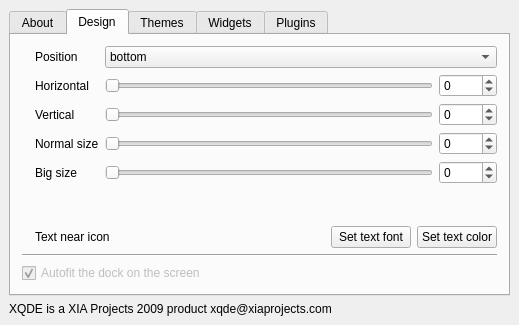
Old version of the form trunk/XQDEUIConfigurator.ui in the repository 4myPAL/xqde.
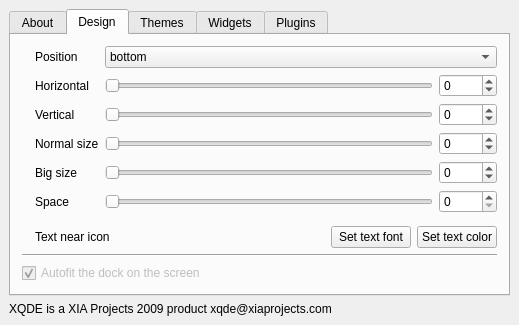
New version of the form. The open tabs and pages were chosen to show the change. Icons and pictures are not drawn.

Commit message: New Space between Icons! To change the space use the Configurator Is still not perfet, now is: Icon-->space|Icon2-->space ToDo in the future: ->spaceIcon->space|->spaceIcon2->space

What changed in the file:
```diff
--- a/trunk/XQDEUIConfigurator.ui
+++ b/trunk/XQDEUIConfigurator.ui
@@ -308,6 +308,26 @@
            </property>
           </widget>
          </item>
+         <item row="5" column="2">
+          <widget class="QSlider" name="space">
+           <property name="minimum">
+            <number>1</number>
+           </property>
+           <property name="orientation">
+            <enum>Qt::Horizontal</enum>
+           </property>
+          </widget>
+         </item>
+         <item row="5" column="1">
+          <widget class="QLabel" name="label_28">
+           <property name="text">
+            <string>Space</string>
+           </property>
+          </widget>
+         </item>
+         <item row="5" column="3">
+          <widget class="QSpinBox" name="spinBox_3"/>
+         </item>
         </layout>
        </item>
        <item row="3" column="0">
```
Left out of the diff: 34 changed lines with no effect on the pictures. The commit also changes 6 other files.
